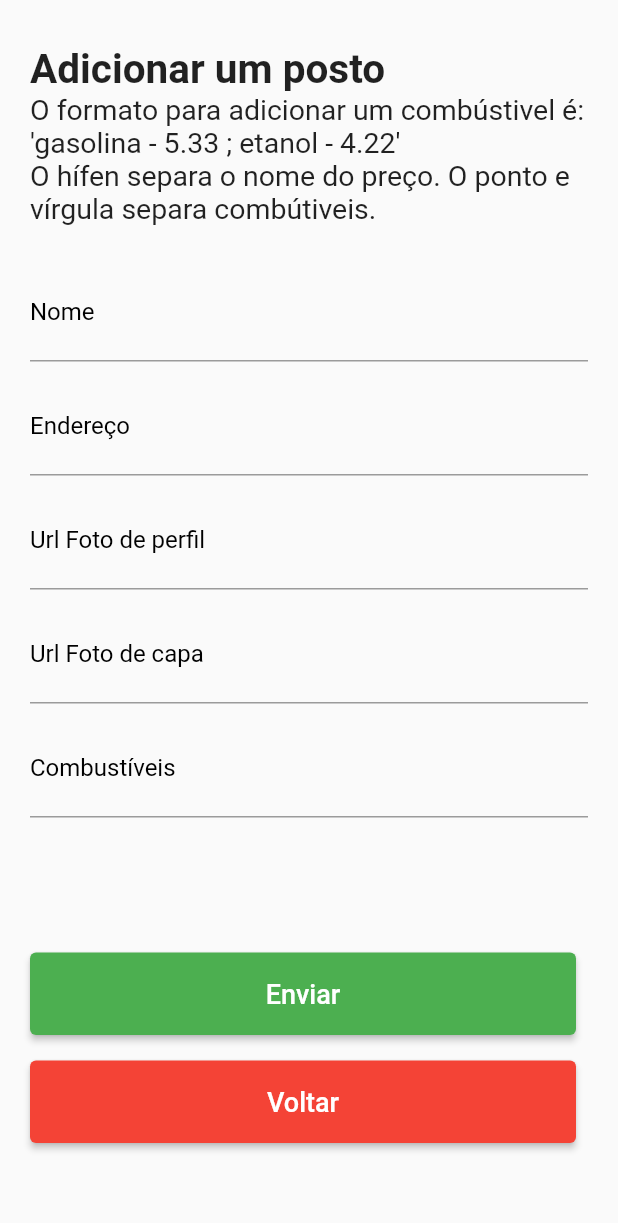
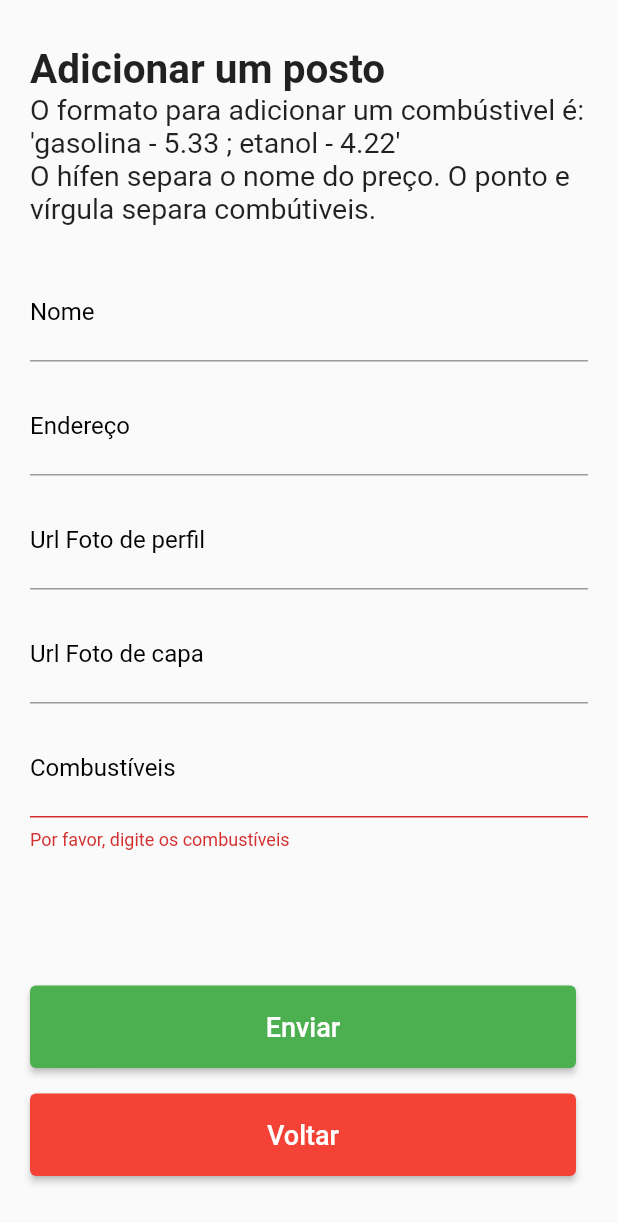
Before and after one commit to PedroLuisBrilhadori/faz-a-boa, a Flutter app: the AddStationScreen screen opened by its route, after a tap on "Enviar", on a phone screen of 412 x 824 dp. Shown: the top 1223 px of the screen. Run offline on Flutter 3.47's test engine with Material 2 defaults, Android fonts, the phone set to English and light mode, and no system bars; our stand-ins replace cloud_firestore, firebase_auth, firebase_core, flutter_dotenv, flutter_modular, flutter_signin_button; accounts and stored records are empty.

Commit message:
feat: adiciona regex para input de combustíveis

```diff
--- a/lib/app/modules/add_station/pages.dart
+++ b/lib/app/modules/add_station/pages.dart
@@ -46,6 +46,20 @@ final PageModel addStationPage = PageModel(
       label: 'Combustíveis',
       controller: TextEditingController(),
       textInputType: TextInputType.text,
+      validator: (value) => fuelsValidator(value),
     ),
   ],
 );
+
+fuelsValidator(String? value) {
+  RegExp regExp =
+      RegExp(r'^[a-zA-Z ]+ - [0-9-.|,]+(?:\ ; [a-zA-Z ]+ - [0-9-.|,]+)*$');
+
+  if (value!.isEmpty) {
+    return 'Por favor, digite os combustíveis';
+  }
+
+  if (!regExp.hasMatch(value)) {
+    return 'Por favor, siga o padrão "combustível - 4.00 ; combustível dois - 3.00"';
+  }
+}
--- a/lib/app/services/stations.service.dart
+++ b/lib/app/services/stations.service.dart
@@ -1,6 +1,7 @@
 import 'package:cloud_firestore/cloud_firestore.dart';
 
 import 'package:faz_a_boa/app/models/station.model.dart';
+import 'package:flutter_modular/flutter_modular.dart';
 
 class StationService {
   Future<List<Station>> getItems() async {
@@ -23,8 +24,7 @@ class StationService {
   }
 
   Future addStation(CreateStation station) async {
-    print(station);
-    FirebaseFirestore.instance.collection('postos').doc().set({
+    await FirebaseFirestore.instance.collection('postos').doc().set({
       'name': station.name,
       'address': station.address,
       'cover': station.cover,
@@ -34,5 +34,7 @@ class StationService {
       'is_open': true,
       'rate': station.rate
     }).onError((error, stackTrace) => print(error));
+
+    Modular.to.navigate('/home');
   }
 }
```
